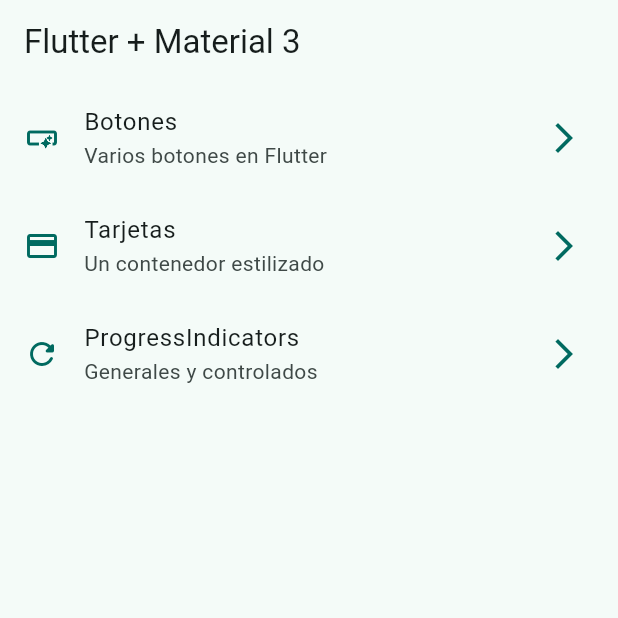
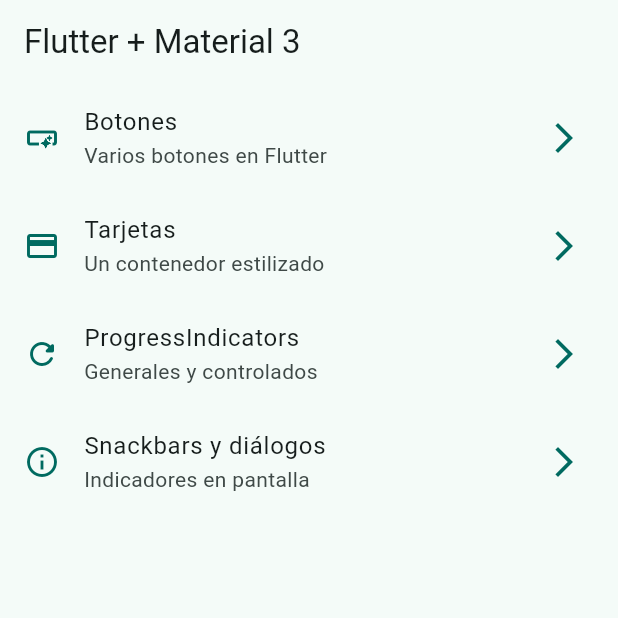
Before and after one commit to adrianferreiro/widgets_app, a Flutter app: the screen it shows after launch, on a phone screen of 412 x 824 dp, the top half of it. Run offline on Flutter 3.47's test engine with Material 3 defaults, Android fonts, the phone set to English and light mode, and no system bars; our stand-ins replace go_router.

Commit message:
Snackbars

```diff
--- a/lib/config/menu/menu_itmes.dart
+++ b/lib/config/menu/menu_itmes.dart
@@ -33,4 +33,10 @@ const appMenuItems = <MenuItem>[
     link: '/progress',
     icon: Icons.refresh_rounded,
   ),
+  MenuItem(
+    title: 'Snackbars y diálogos',
+    subTitle: 'Indicadores en pantalla',
+    link: '/snackbars',
+    icon: Icons.info_outline,
+  ),
 ];
--- a/lib/config/router/app_router.dart
+++ b/lib/config/router/app_router.dart
@@ -24,4 +24,9 @@ final appRouter = GoRouter(
         name: ProgressScreen.name,
         builder: (context, sate) => const ProgressScreen(),
       ),
+      GoRoute(
+        path: '/snackbars',
+        name: SnackbarScreen.name,
+        builder: (context, sate) => const SnackbarScreen(),
+      ),
     ]);
```
Also changed, not shown: lib/presentation/screens/snackbar/snackbar_screen.dart (+24 -1 lines).
